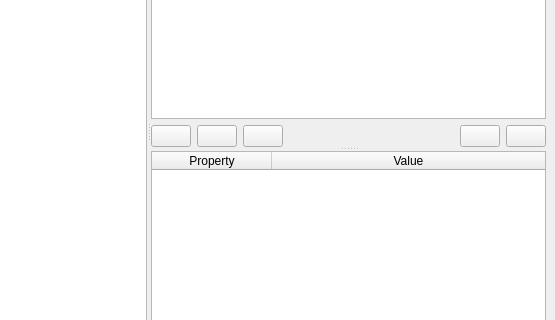
Old version of the form pyVenture/mapbuilder/window.ui in the repository stevenvergenz/pyVenture; both pictures show x 245 to 800 and y 176 to 496 of the 800 by 600 pixel window.
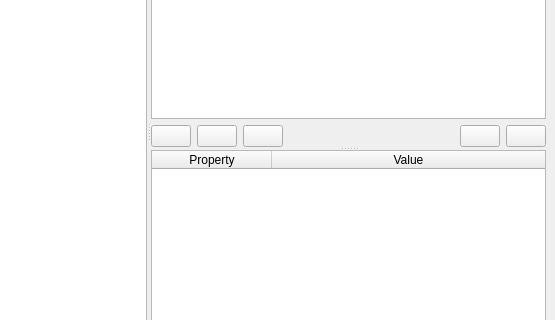
New version of the form.

Commit message: Added statusTips to manipulation buttons

What changed in the file:
```diff
--- a/pyVenture/mapbuilder/window.ui
+++ b/pyVenture/mapbuilder/window.ui
@@ -22,9 +22,18 @@
       </property>
       <widget class="QGraphicsView" name="graphicsView"/>
       <widget class="QSplitter" name="propertySplitter">
+       <property name="frameShape">
+        <enum>QFrame::NoFrame</enum>
+       </property>
+       <property name="midLineWidth">
+        <number>0</number>
+       </property>
        <property name="orientation">
         <enum>Qt::Vertical</enum>
        </property>
+       <property name="handleWidth">
+        <number>3</number>
+       </property>
        <widget class="QFrame" name="frame">
         <property name="frameShape">
          <enum>QFrame::NoFrame</enum>
```
Left out of the diff: 15 changed lines with no effect on the pictures. The commit also changes 2 other files.
